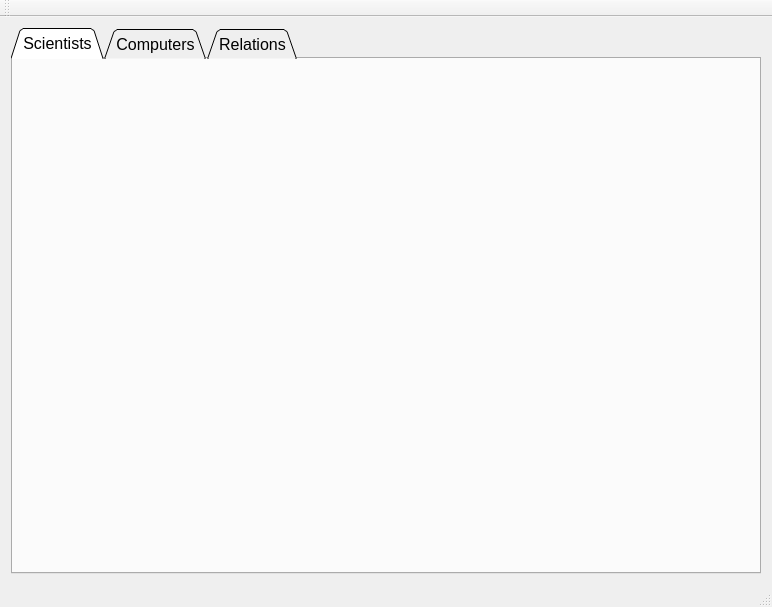
This is mainwindow.ui in athenabjorg/sacr as Qt 5 draws it before an edit. The edited form follows.
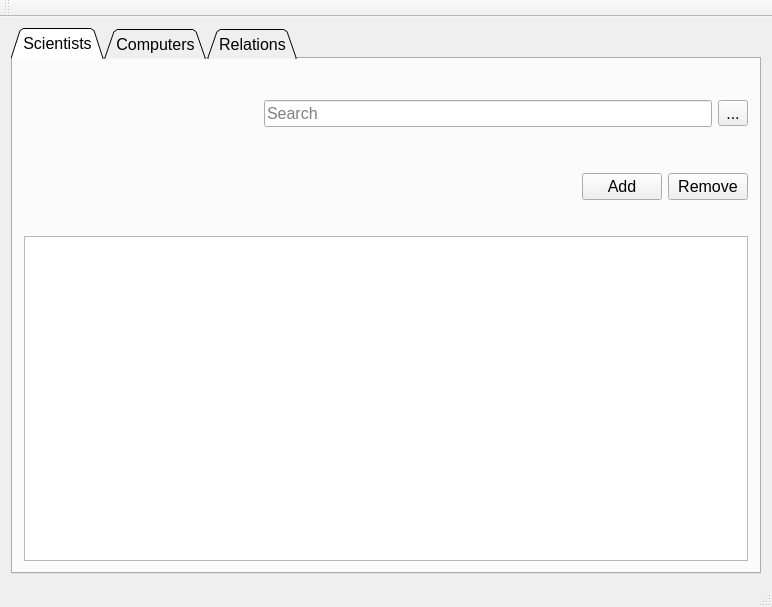
This is the edited form. The open tabs and pages were chosen to show the change.

Commit message: made the layout

```diff
--- a/mainwindow.ui
+++ b/mainwindow.ui
@@ -10,6 +10,12 @@
     <height>607</height>
    </rect>
   </property>
+  <property name="sizePolicy">
+   <sizepolicy hsizetype="Preferred" vsizetype="Fixed">
+    <horstretch>0</horstretch>
+    <verstretch>0</verstretch>
+   </sizepolicy>
+  </property>
   <property name="windowTitle">
    <string>MainWindow</string>
   </property>
@@ -47,6 +53,116 @@
        <attribute name="title">
         <string>Scientists</string>
        </attribute>
+       <layout class="QVBoxLayout" name="verticalLayout_2">
+        <item>
+         <layout class="QHBoxLayout" name="userOptionsLayout">
+          <item>
+           <spacer name="picturePlaceholder">
+            <property name="orientation">
+             <enum>Qt::Horizontal</enum>
+            </property>
+            <property name="sizeType">
+             <enum>QSizePolicy::Fixed</enum>
+            </property>
+            <property name="sizeHint" stdset="0">
+             <size>
+              <width>120</width>
+              <height>160</height>
+             </size>
+            </property>
+           </spacer>
+          </item>
+          <item>
+           <layout class="QVBoxLayout" name="verticalLayout">
+            <item>
+             <layout class="QHBoxLayout" name="searchLayout">
+              <item>
+               <spacer name="horizontalSpacer">
+                <property name="orientation">
+                 <enum>Qt::Horizontal</enum>
+                </property>
+                <property name="sizeType">
+                 <enum>QSizePolicy::Fixed</enum>
+                </property>
+                <property name="sizeHint" stdset="0">
+                 <size>
+                  <width>120</width>
+                  <height>20</height>
+                 </size>
+                </property>
+               </spacer>
+              </item>
+              <item>
+               <widget class="QLineEdit" name="searchInput">
+                <property name="placeholderText">
+                 <string>Search</string>
+                </property>
+               </widget>
+              </item>
+              <item>
+               <widget class="QToolButton" name="toolButton">
+                <property name="text">
+                 <string>...</string>
+                </property>
+               </widget>
+              </item>
+             </layout>
+            </item>
+            <item>
+             <spacer name="verticalSpacer">
+              <property name="orientation">
+               <enum>Qt::Vertical</enum>
+              </property>
+              <property name="sizeType">
+               <enum>QSizePolicy::Fixed</enum>
+              </property>
+              <property name="sizeHint" stdset="0">
+               <size>
+                <width>20</width>
+                <height>10</height>
+               </size>
+              </property>
+             </spacer>
+            </item>
+            <item>
+             <layout class="QHBoxLayout" name="addRemoveLayout">
+              <item>
+               <spacer name="addScientistRemoveSpacer">
+                <property name="orientation">
+                 <enum>Qt::Horizontal</enum>
+                </property>
+                <property name="sizeHint" stdset="0">
+                 <size>
+                  <width>40</width>
+                  <height>20</height>
+                 </size>
+                </property>
+               </spacer>
+              </item>
+              <item alignment="Qt::AlignRight">
+               <widget class="QPushButton" name="removeScientistButton">
+                <property name="text">
+                 <string>Add</string>
+                </property>
+               </widget>
+              </item>
+              <item alignment="Qt::AlignRight">
+               <widget class="QPushButton" name="addButton">
+                <property name="text">
+                 <string>Remove</string>
+                </property>
+               </widget>
+              </item>
+             </layout>
+            </item>
+           </layout>
+          </item>
+         </layout>
+        </item>
+        <item>
+         <widget class="QListWidget" name="scientistList"/>
+        </item>
+       </layout>
       </widget>
       <widget class="QWidget" name="computersTab">
        <attribute name="title">
```
Left out of the diff: 12 changed lines with no effect on the pictures. The commit also changes 1 other file.
